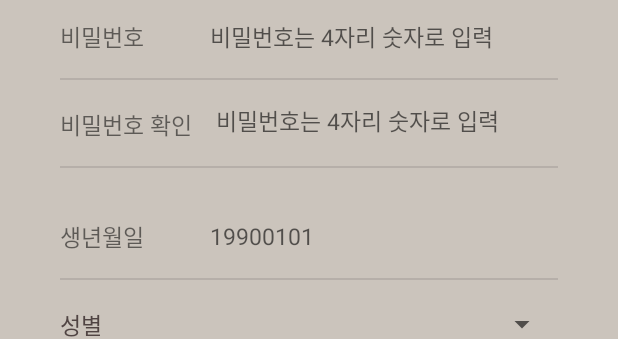
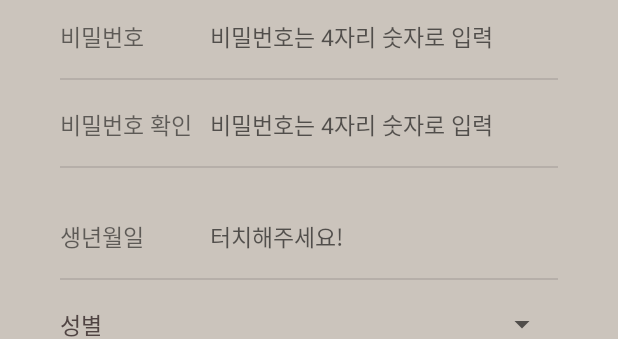
Before and after one commit to woosuk-oh/Healer, an Android app: the layout activity_signup.xml on its own in the app's theme, with its tools: preview values and no code run, on a phone screen of 412 x 824 dp. Shown: the part 333-672 px from the top of the screen. Run offline under Robolectric (Android 15) with nearby library versions, the phone set to English and light mode, and no system bars; Roboto replaces fonts that are not available here.

Commit message:
웹뷰, 서베이 , 환경설정 구현 전.
1차 프로토 전달. 4
아이콘 적용
회원가입 부분 수정

```diff
--- a/app/src/main/AndroidManifest.xml
+++ b/app/src/main/AndroidManifest.xml
@@ -17,9 +17,9 @@
     <application
         android:name=".HealerContext"
         android:allowBackup="true"
-        android:icon="@mipmap/ic_launcher"
+        android:icon="@drawable/ic_launcher"
         android:label="@string/app_name"
-        android:roundIcon="@mipmap/ic_launcher_round"
+        android:roundIcon="@drawable/ic_launcher"
         android:supportsRtl="true"
         android:theme="@style/AppTheme">
         <provider
@@ -31,7 +31,7 @@
             <meta-data
                 android:name="android.support.FILE_PROVIDER_PATHS"
                 android:resource="@xml/provider_paths" />
-        </provider>
+        </provider>ㅊ
 
 
 
--- a/app/src/main/java/scross/healer/camera/CameraActivity.java
+++ b/app/src/main/java/scross/healer/camera/CameraActivity.java
@@ -255,6 +255,7 @@ public class CameraActivity extends BaseActivity{
 
 
                     startActivity(intent);
+                    finish();
                 }
             });
         }
--- a/app/src/main/java/scross/healer/media/MediaplayerActivity.java
+++ b/app/src/main/java/scross/healer/media/MediaplayerActivity.java
@@ -385,10 +385,13 @@ public class MediaplayerActivity extends Activity implements OnErrorListener,
 //            state = sharedPreferenceUtil.getProcess();
                                                                             }
 
+                                                                            sharedPreferenceUtil.setSaveTime(0);
+
                                                                             Intent intent = new Intent(getApplicationContext(), CameraActivity.class);
                                                                             intent.putExtra("state", stateProcess);
                                                                             intent.putExtra("day", lastDay);
                                                                             startActivity(intent);
+                                                                            finish();
 
 
                                                                             //camera
--- a/app/src/main/res/layout/activity_signup.xml
+++ b/app/src/main/res/layout/activity_signup.xml
@@ -179,18 +179,15 @@
                 android:text="비밀번호 확인"
                 android:textSize="15sp" />
 
-            <android.support.design.widget.TextInputEditText
+            <EditText
                 android:id="@+id/password2"
                 android:layout_width="match_parent"
                 android:layout_height="match_parent"
                 android:hint="비밀번호는 4자리 숫자로 입력"
-                android:inputType="textPassword"
                 android:textSize="15sp"
                 android:textColor="#574b4a"
-                app:passwordToggleTintMode="src_atop"
-                app:passwordToggleTint="#574b4a"
-                app:passwordToggleEnabled="true"
-                android:backgroundTint="@android:color/transparent"
+                android:background="@null"
+
                 />
 
 
@@ -220,7 +217,7 @@
                 android:layout_width="match_parent"
                 android:layout_height="match_parent"
                 android:background="@null"
-                android:hint="19900101"
+                android:hint="터치해주세요!"
                 android:inputType="date"
                 android:onClick="onClick"
                 android:textColor="#574b4a"
--- a/app/src/main/res/layout/nav_header_main.xml
+++ b/app/src/main/res/layout/nav_header_main.xml
@@ -52,7 +52,7 @@
                     <TextView
                         android:layout_width="wrap_content"
                         android:layout_height="wrap_content"
-                        android:text="상태 값:"
+                        android:text="상태:"
                         android:textSize="15sp"
 
                         />
```
Also changed, not shown: app/src/main/java/scross/healer/MainActivity.java (+5 -2 lines), app/src/main/res/drawable-xxxhdpi/ic_launcher.png (added).
